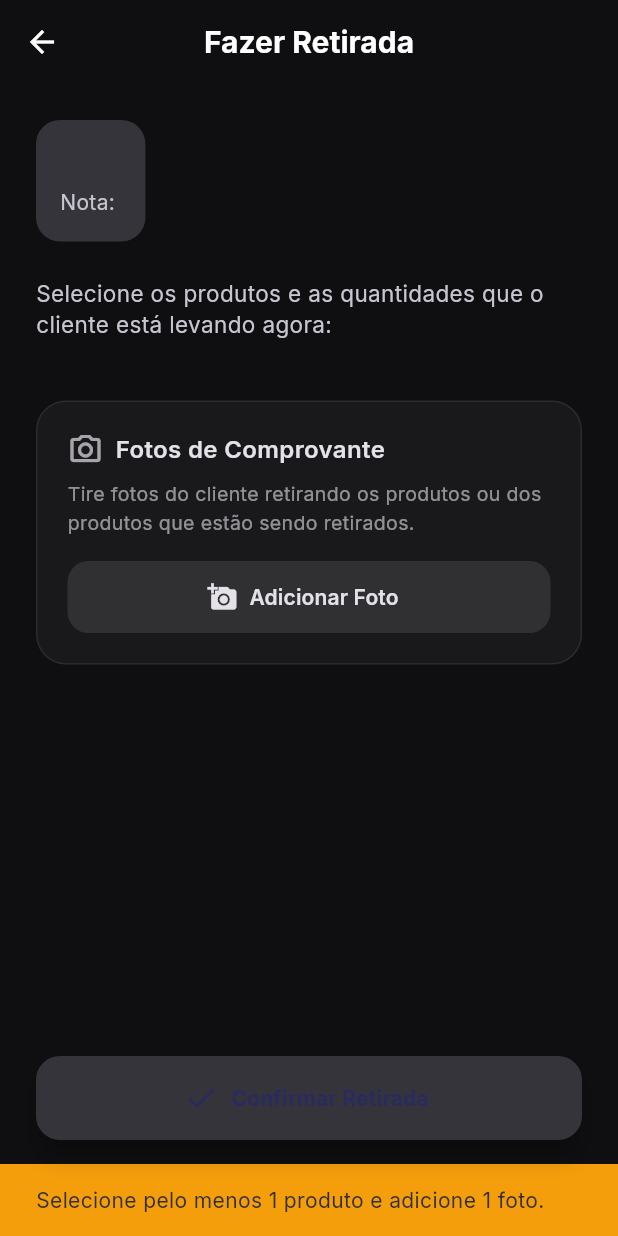
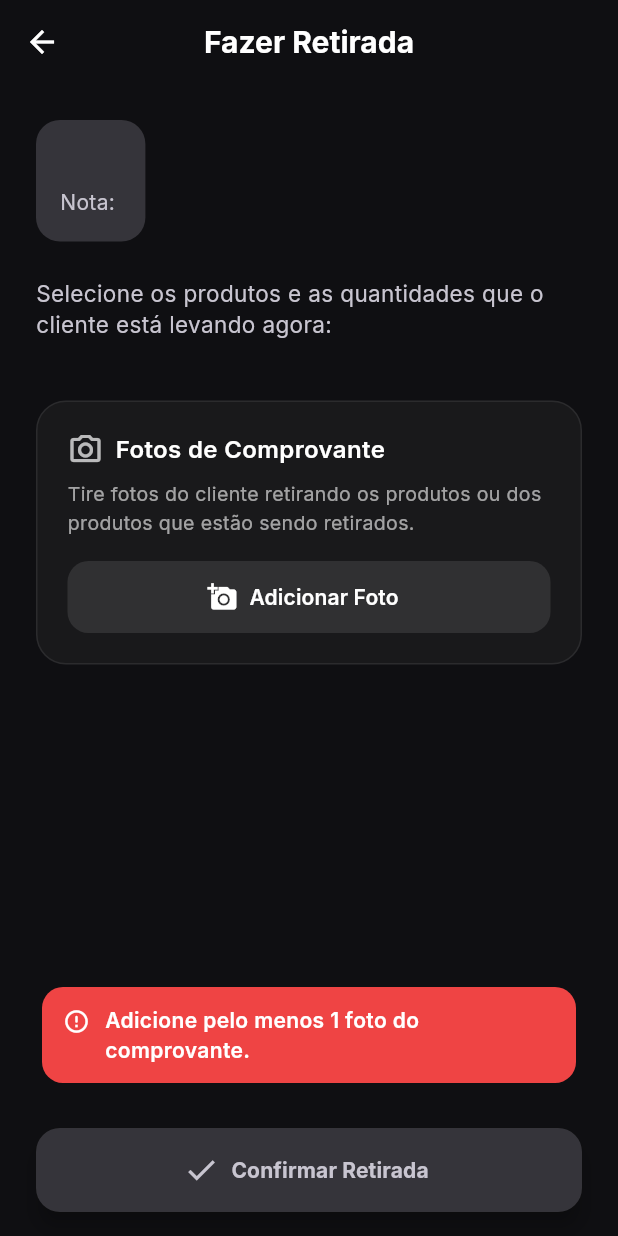
Before and after one commit to loboczss/notas-zincao-flutter, a Flutter app: the RetiradaProdutosScreen screen opened directly with empty values, after a tap on "Confirmar Retirada", on a phone screen of 412 x 824 dp. Run offline on Flutter 3.47's test engine with Material 3 defaults, Android fonts, the phone set to English and light mode, and no system bars; our stand-ins replace flutter_dotenv, google_fonts, image_picker, package_info_plus, shared_preferences, supabase_flutter; missing offline and left inert: gal, in_app_update; accounts and stored records are empty; network calls fail.

Commit message:
Ajustes de tema, validações de retirada e feedback de erros

```diff
--- a/lib/screens/retirada_produtos_screen.dart
+++ b/lib/screens/retirada_produtos_screen.dart
@@ -5,6 +5,7 @@ import 'package:notas_zincao_flutter/theme/app_colors.dart';
 import 'package:notas_zincao_flutter/viewmodels/auth_viewmodel.dart';
 import 'package:notas_zincao_flutter/viewmodels/retirada_form_viewmodel.dart';
 import 'package:notas_zincao_flutter/widgets/minhas_notas/multiple_photo_capture.dart';
+import 'package:notas_zincao_flutter/widgets/shared/app_error_feedback.dart';
 
 class RetiradaProdutosScreen extends StatefulWidget {
   final NotaRetirada nota;
@@ -59,11 +60,10 @@ class _RetiradaProdutosScreenState extends State<RetiradaProdutosScreen> {
     });
 
     if (_viewModel.status == RetiradaStatus.error && _viewModel.errorMessage != null) {
-      ScaffoldMessenger.of(context).showSnackBar(
-        SnackBar(
-          content: Text(_viewModel.errorMessage!),
-          backgroundColor: AppColors.error,
-        ),
+      AppErrorFeedback.show(
+        context,
+        message: _viewModel.errorMessage,
+        fallbackMessage: 'Não foi possível registrar a retirada.',
       );
     } else if (_viewModel.status == RetiradaStatus.success) {
       _showSuccessDialog();
@@ -183,24 +183,20 @@ class _RetiradaProdutosScreenState extends State<RetiradaProdutosScreen> {
           width: double.infinity,
           height: 56,
           child: FloatingActionButton.extended(
-            backgroundColor: _viewModel.isValidoParaConfirmar ? AppColors.primary : colorScheme.surfaceContainerHighest,
-            onPressed: () {
-              if (_viewModel.isValidoParaConfirmar) {
-                _viewModel.confirmarRetirada(widget.authViewModel.profile!.id);
-              } else {
-                 ScaffoldMessenger.of(context).showSnackBar(
-                  const SnackBar(
-                    content: Text('Selecione pelo menos 1 produto e adicione 1 foto.'),
-                    backgroundColor: AppColors.warning,
-                  ),
-                );
-              }
-            },
+            backgroundColor: _viewModel.isValidoParaConfirmar
+                ? AppColors.primary
+                : colorScheme.surfaceContainerHighest,
+            foregroundColor: _viewModel.isValidoParaConfirmar
+                ? colorScheme.onPrimary
+                : colorScheme.onSurfaceVariant,
+            onPressed: isLoading
+                ? null
+                : () => _viewModel.confirmarRetirada(widget.authViewModel.profile!.id),
             label: Text(
               'Confirmar Retirada',
-              style: GoogleFonts.inter(fontWeight: FontWeight.bold, color: colorScheme.onPrimary),
+              style: GoogleFonts.inter(fontWeight: FontWeight.bold),
             ),
-            icon: Icon(Icons.check, color: colorScheme.onPrimary),
+            icon: const Icon(Icons.check),
           ),
         ),
       ),
@@ -226,7 +222,8 @@ class _RetiradaProdutosScreenState extends State<RetiradaProdutosScreen> {
 
     final double qtdJaRetirada = double.tryParse(p['quantidade_retirada']?.toString() ?? '0') ?? 0.0;
     final maxRetiravel = _viewModel.getQuantidadeMaxima(index);
-    final isCompletamenteRetirado = maxRetiravel <= 0.001;
+    final isCompletamenteRetirado = _viewModel.isProdutoEntregue(index);
+    final isSemEstoque = _viewModel.isSemEstoqueDisponivel(index);
     final estoqueDisponivel = _viewModel.estoqueDisponivelPorIndex[index];
 
     final qtdSelecionada = _viewModel.quantidadesSelecionadas[index] ?? 0.0;
@@ -237,9 +234,15 @@ class _RetiradaProdutosScreenState extends State<RetiradaProdutosScreen> {
       decoration: BoxDecoration(
         color: isCompletamenteRetirado
             ? AppColors.success.withValues(alpha: 0.1)
+            : isSemEstoque
+                ? AppColors.warning.withValues(alpha: 0.10)
             : Theme.of(context).colorScheme.surfaceContainerHighest,
         border: Border.all(
-          color: isCompletamenteRetirado ? AppColors.success.withValues(alpha: 0.3) : Colors.transparent
+          color: isCompletamenteRetirado
+              ? AppColors.success.withValues(alpha: 0.3)
+              : isSemEstoque
+                  ? AppColors.warning.withValues(alpha: 0.35)
+                  : Colors.transparent
         ),
         borderRadius: BorderRadius.circular(16),
       ),
@@ -255,8 +258,12 @@ class _RetiradaProdutosScreenState extends State<RetiradaProdutosScreen> {
                     style: GoogleFonts.inter(fontSize: 12, color: Theme.of(context).colorScheme.onSurfaceVariant)),
                 if (estoqueDisponivel != null)
                   Text(
-                    'Estoque disponível agora: ${estoqueDisponivel.toString().replaceAll('.0', '')} $tipoUnidade',
-                    style: GoogleFonts.inter(fontSize: 12, color: AppColors.success),
+                    'Estoque disponível: ${estoqueDisponivel.toString().replaceAll('.0', '')} $tipoUnidade',
+                    style: GoogleFonts.inter(
+                      fontSize: 12,
+                      color: estoqueDisponivel <= 0.001 ? AppColors.warning : AppColors.success,
+                      fontWeight: estoqueDisponivel <= 0.001 ? FontWeight.w600 : FontWeight.w500,
+                    ),
                   ),
               ],
             ),
@@ -267,11 +274,27 @@ class _RetiradaProdutosScreenState extends State<RetiradaProdutosScreen> {
                const SizedBox(width: 8),
                Text('Entregue', style: GoogleFonts.inter(color: AppColors.success, fontWeight: FontWeight.bold))
             ]
+          else if (isSemEstoque)
+            ...[
+              const Icon(Icons.warning_amber_rounded, color: AppColors.warning),
+              const SizedBox(width: 8),
+              SizedBox(
+                width: 108,
+                child: Text(
+                  'Sem item no estoque',
+                  style: GoogleFonts.inter(
+                    color: AppColors.warning,
+                    fontWeight: FontWeight.w700,
+                    fontSize: 12,
+                  ),
+                ),
+              ),
+            ]
           else
             Row(
               children: [
                 IconButton(
-                  onPressed: () => _viewModel.decrementarQuantidade(index),
+                  onPressed: maxRetiravel <= 0 ? null : () => _viewModel.decrementarQuantidade(index),
                   icon: Icon(Icons.remove_circle_outline, color: Theme.of(context).colorScheme.onSurfaceVariant),
                 ),
                 SizedBox(
@@ -279,6 +302,7 @@ class _RetiradaProdutosScreenState extends State<RetiradaProdutosScreen> {
                   height: 40,
                   child: TextFormField(
                     controller: _getController(index, qtdSelecionada),
+                    enabled: maxRetiravel > 0,
                     keyboardType: const TextInputType.numberWithOptions(decimal: true),
                     textAlign: TextAlign.center,
                     onChanged: (val) => _viewModel.setQuantidade(index, val),
@@ -295,7 +319,7 @@ class _RetiradaProdutosScreenState extends State<RetiradaProdutosScreen> {
                   ),
                 ),
                 IconButton(
-                  onPressed: () => _viewModel.incrementarQuantidade(index),
+                  onPressed: maxRetiravel <= 0 ? null : () => _viewModel.incrementarQuantidade(index),
                   icon: Icon(Icons.add_circle_outline, color: Theme.of(context).colorScheme.onSurface),
                 ),
               ],
--- a/lib/viewmodels/retirada_form_viewmodel.dart
+++ b/lib/viewmodels/retirada_form_viewmodel.dart
@@ -71,12 +71,7 @@ class RetiradaViewModel extends ChangeNotifier {
   }
 
   double getQuantidadeMaxima(int index) {
-    if (notaSelecionada == null) return 0.0;
-    final p = notaSelecionada!.produtos[index] as Map<String, dynamic>;
-    double qtdOriginal = double.tryParse(p['quantidade']?.toString() ?? '1') ?? 1.0;
-    if (qtdOriginal <= 0) qtdOriginal = 1.0;
-    final double qtdJaRetirada = double.tryParse(p['quantidade_retirada']?.toString() ?? '0') ?? 0.0;
-    final saldoNota = qtdOriginal - qtdJaRetirada;
+    final saldoNota = getSaldoNota(index);
 
     final estoqueDisponivel = estoqueDisponivelPorIndex[index];
     if (estoqueDisponivel == null) {
@@ -85,6 +80,78 @@ class RetiradaViewModel extends ChangeNotifier {
 
     final maximo = saldoNota <= estoqueDisponivel ? saldoNota : estoqueDisponivel;
     return maximo < 0 ? 0 : maximo;
+  }
+
+  double getQuantidadeOriginal(int index) {
+    if (notaSelecionada == null) return 0.0;
+    final p = notaSelecionada!.produtos[index] as Map<String, dynamic>;
+    double qtdOriginal = double.tryParse(p['quantidade']?.toString() ?? '1') ?? 1.0;
+    if (qtdOriginal <= 0) qtdOriginal = 1.0;
+    return qtdOriginal;
+  }
+
+  double getQuantidadeJaRetirada(int index) {
+    if (notaSelecionada == null) return 0.0;
+    final p = notaSelecionada!.produtos[index] as Map<String, dynamic>;
+    return double.tryParse(p['quantidade_retirada']?.toString() ?? '0') ?? 0.0;
+  }
+
+  double getSaldoNota(int index) {
+    final saldo = getQuantidadeOriginal(index) - getQuantidadeJaRetirada(index);
+    return saldo < 0 ? 0 : saldo;
+  }
+
+  bool isProdutoEntregue(int index) {
+    return getSaldoNota(index) <= 0.001;
+  }
+
+  bool isSemEstoqueDisponivel(int index) {
+    if (isProdutoEntregue(index)) return false;
+    final estoque = estoqueDisponivelPorIndex[index];
+    return estoque != null && estoque <= 0.001;
+  }
+
+  String? validarAntesDeConfirmar() {
+    if (fotosComprovante.isEmpty) {
+      return 'Adicione pelo menos 1 foto do comprovante.';
+    }
+
+    if (!temAlgumProdutoSelecionado) {
+      return 'Selecione pelo menos 1 produto para retirada.';
+    }
+
+    var houveItemValido = false;
+    var houveAjuste = false;
+
+    quantidadesSelecionadas.forEach((index, selecionada) {
+      if (selecionada <= 0) return;
+      final max = getQuantidadeMaxima(index);
+
+      if (max <= 0.001) {
+        quantidadesSelecionadas[index] = 0;
+        houveAjuste = true;
+        return;
+      }
+
+      if (selecionada > max) {
+        quantidadesSelecionadas[index] = max;
+        houveAjuste = true;
+      }
+
+      if ((quantidadesSelecionadas[index] ?? 0) > 0) {
+        houveItemValido = true;
+      }
+    });
+
+    if (houveAjuste) {
+      notifyListeners();
+    }
+
+    if (!houveItemValido) {
+      return 'Nenhum item selecionado possui saldo disponível em estoque no momento.';
+    }
+
+    return null;
   }
 
   void incrementarQuantidade(int index) {
@@ -161,7 +228,15 @@ class RetiradaViewModel extends ChangeNotifier {
   // ─── Confirmação ──────────────────────────────────────────────────
 
   Future<void> confirmarRetirada(String userId) async {
-    if (notaSelecionada == null || !isValidoParaConfirmar) return;
+    if (notaSelecionada == null) return;
+
+    final erroValidacao = validarAntesDeConfirmar();
+    if (erroValidacao != null) {
+      status = RetiradaStatus.error;
+      errorMessage = erroValidacao;
+      notifyListeners();
+      return;
+    }
 
     status = RetiradaStatus.saving;
     errorMessage = null;
--- /dev/null
+++ b/lib/widgets/shared/app_error_feedback.dart
@@ -0,0 +1,116 @@
+import 'package:flutter/material.dart';
+import 'package:google_fonts/google_fonts.dart';
+import 'package:notas_zincao_flutter/theme/app_colors.dart';
+
+class AppErrorFeedback {
+  static void show(
+    BuildContext context, {
+    String? message,
+    Object? error,
+    String? fallbackMessage,
+  }) {
+    final friendly = AppErrorMessageMapper.map(
+      message: message,
+      error: error,
+      fallbackMessage: fallbackMessage,
+    );
+
+    ScaffoldMessenger.of(context)
+      ..hideCurrentSnackBar()
+      ..showSnackBar(
+        SnackBar(
+          content: AppErrorSnackBarContent(message: friendly),
+          backgroundColor: Colors.transparent,
+          elevation: 0,
+          behavior: SnackBarBehavior.floating,
+          margin: const EdgeInsets.fromLTRB(12, 8, 12, 16),
+          duration: const Duration(seconds: 5),
+        ),
+      );
+  }
+}
+
+class AppErrorSnackBarContent extends StatelessWidget {
+  final String message;
+
+  const AppErrorSnackBarContent({super.key, required this.message});
+
+  @override
+  Widget build(BuildContext context) {
+    return Container(
+      decoration: BoxDecoration(
+        color: AppColors.error,
+        borderRadius: BorderRadius.circular(14),
+      ),
+      padding: const EdgeInsets.symmetric(horizontal: 14, vertical: 12),
+      child: Row(
+        crossAxisAlignment: CrossAxisAlignment.start,
+        children: [
+          const Padding(
+            padding: EdgeInsets.only(top: 2),
+            child: Icon(Icons.error_outline_rounded, color: Colors.white, size: 18),
+          ),
+          const SizedBox(width: 10),
+          Expanded(
+            child: Text(
+              message,
+              style: GoogleFonts.inter(
+                color: Colors.white,
+                fontSize: 14,
+                fontWeight: FontWeight.w600,
+              ),
+            ),
+          ),
+        ],
+      ),
+    );
+  }
+}
+
+class AppErrorMessageMapper {
+  static String map({
+    String? message,
+    Object? error,
+    String? fallbackMessage,
+  }) {
+    final raw = [message, error?.toString()]
+        .whereType<String>()
+        .join(' ')
+        .trim()
+        .toLowerCase();
+
+    if (raw.isEmpty) {
+      return fallbackMessage ?? 'Ocorreu um erro inesperado. Tente novamente.';
+    }
+
+    if (raw.contains('uq_notas_retirada_owner_numero_serie') ||
+        raw.contains('duplicate key value violates unique constraint') ||
+        raw.contains('23505')) {
+      return 'Já existe uma nota com este número e série para este usuário.';
+    }
+
+    if (raw.contains('usuário não autenticado') || raw.contains('usuario nao autenticado')) {
+      return 'Sua sessão expirou. Faça login novamente para continuar.';
+    }
+
+    if (raw.contains('timeout') || raw.contains('timed out')) {
+      return 'A operação demorou mais do que o esperado. Tente novamente.';
+    }
+
+    if (raw.contains('socketexception') ||
+        raw.contains('failed host lookup') ||
+        raw.contains('network')) {
+      return 'Sem conexão com a internet. Verifique sua rede e tente novamente.';
+    }
+
+    if (raw.contains('invalid input syntax for type') || raw.contains('data de compra inválida')) {
+      return 'Há dados inválidos no formulário. Revise os campos e tente novamente.';
+    }
+
+    if (message != null && message.trim().isNotEmpty && !message.contains('Exception(')) {
+      return message.trim();
+    }
+
+    return fallbackMessage ?? 'Não foi possível concluir a operação. Tente novamente.';
+  }
+}
```
Also changed, not shown: lib/screens/login_screen.dart (+38 -31 lines), lib/screens/nota_edit_screen.dart (+6 -1 lines), lib/screens/nota_register_screen.dart (+9 -20 lines), lib/screens/notas_retirada_screen.dart (+5 -6 lines), lib/screens/produtos_estoque/produtos_estoque_screen.dart (+5 -5 lines), lib/theme/app_theme.dart (+38 -0 lines), lib/widgets/nova_nota/nota_form_fields.dart (+44 -20 lines).
